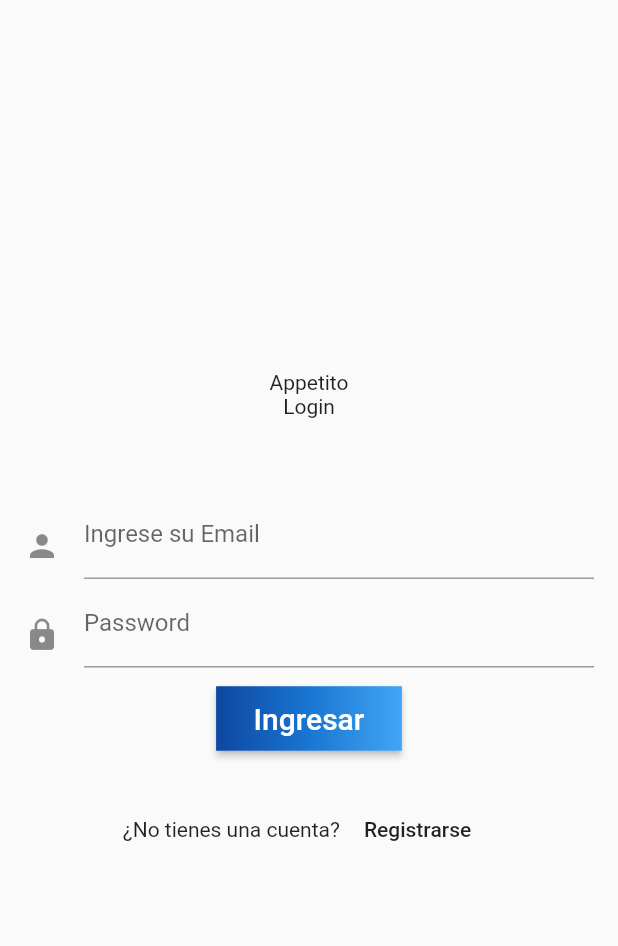
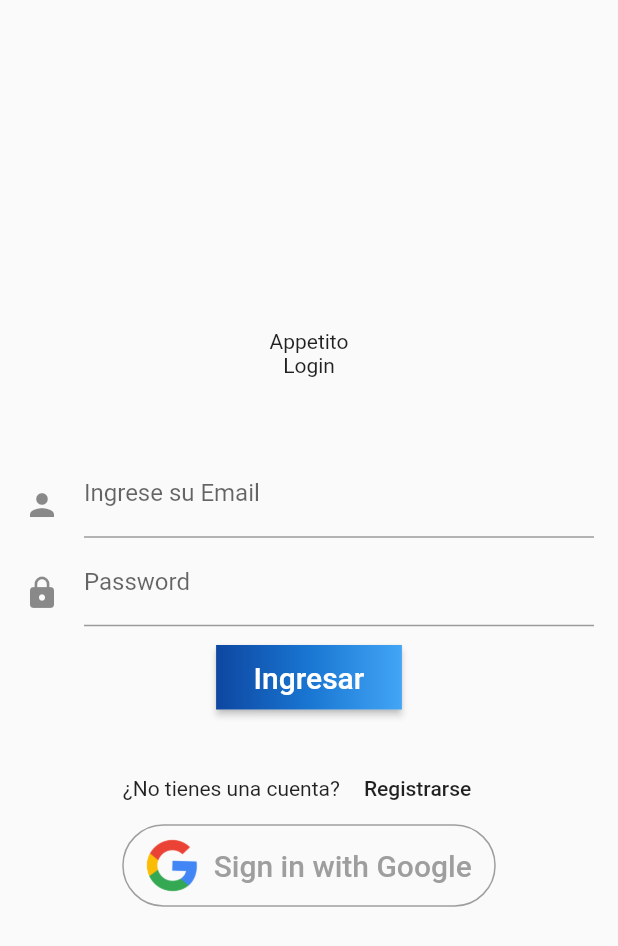
Before and after one commit to FabianMariqueo/appetito, a Flutter app: the screen it shows after launch, on a phone screen of 412 x 824 dp. Shown: the top 946 px of the screen. Run offline on Flutter 3.47's test engine with Material 2 defaults, Android fonts, the phone set to English and light mode, and no system bars; our stand-ins replace firebase_auth, flutter_spinkit, google_sign_in; accounts and stored records are empty.

Commit message:
Ingreso con google

```diff
--- a/lib/src/pages/authentication/sign_in.dart
+++ b/lib/src/pages/authentication/sign_in.dart
@@ -1,6 +1,7 @@
 import 'dart:math';
 
 import 'package:appetito/src/models/user.dart';
+import 'package:appetito/src/pages/home/home.dart';
 import 'package:appetito/src/services/auth.dart';
 import 'package:appetito/src/shared/loading.dart';
 import 'package:flutter/material.dart';
@@ -57,7 +58,8 @@
                         ),
                       )
                     ],
-            )
+                  ),
+                  _signInWithGoogle()
                 ],
               ),
             ),
@@ -147,4 +149,51 @@
       }),
     );
   }
+
+  Widget _signInWithGoogle() {
+    return OutlineButton(
+      splashColor: Colors.grey,
+      onPressed: () {
+        print("Login google");
+
+        setState(() {
+          this._loading = true;
+        });
+
+        _authService.signInWithGoogle().whenComplete(() {
+          Navigator.of(context).push(
+            MaterialPageRoute(
+              builder: (context) {
+                return HomePage();
+              },
+            ),
+          );
+        });
+      },
+      shape: RoundedRectangleBorder(borderRadius: BorderRadius.circular(40)),
+      highlightElevation: 0,
+      borderSide: BorderSide(color: Colors.grey),
+      child: Padding(
+        padding: const EdgeInsets.fromLTRB(0, 10, 0, 10),
+        child: Row(
+          mainAxisSize: MainAxisSize.min,
+          mainAxisAlignment: MainAxisAlignment.center,
+          children: <Widget>[
+            Image(
+                image: AssetImage("assets/img/google_logo.png"), height: 35.0),
+            Padding(
+              padding: const EdgeInsets.only(left: 10),
+              child: Text(
+                'Sign in with Google',
+                style: TextStyle(
+                  fontSize: 20,
+                  color: Colors.grey,
+                ),
+              ),
+            )
+          ],
+        ),
+      ),
+    );
   }
+}
--- a/pubspec.yaml
+++ b/pubspec.yaml
@@ -25,6 +25,7 @@
     sdk: flutter
   firebase_core: ^0.4.5
   firebase_auth: ^0.16.1
+  google_sign_in: ^4.5.3
   provider: ^4.3.2
   flutter_spinkit: ^4.1.2+1
 
@@ -49,8 +50,9 @@
   uses-material-design: true
 
   # To add assets to your application, add an assets section, like this:
-  # assets:
-  #   - images/a_dot_burr.jpeg
+  assets:
+    - assets/img/google_logo.png
+    - assets/img/drawer_img.jpg
   #   - images/a_dot_ham.jpeg
 
   # An image asset can refer to one or more resolution-specific "variants", see
```
Also changed, not shown: lib/src/pages/home/drawer.dart (+18 -3 lines), lib/src/services/auth.dart (+28 -0 lines), assets/img/drawer_img.jpg (added), assets/img/google_logo.png (added), pubspec.lock. Lines whose indentation alone changed are shown as unchanged.
